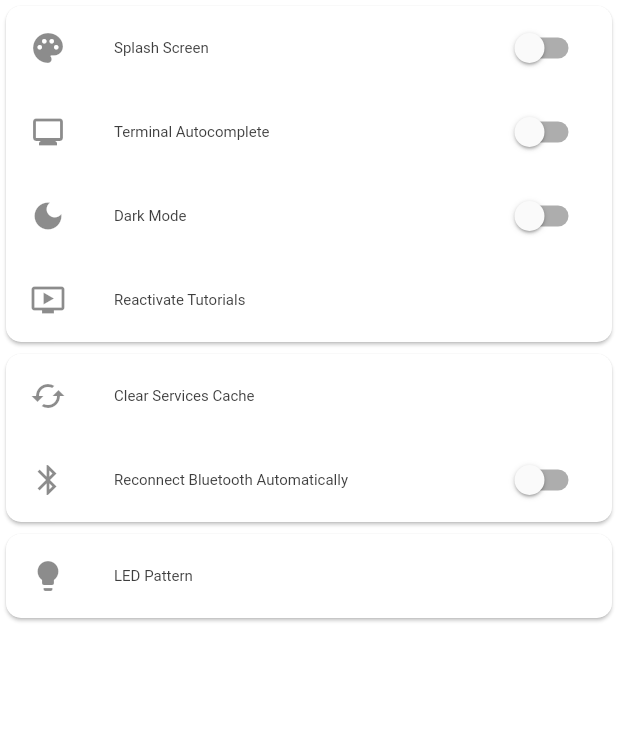
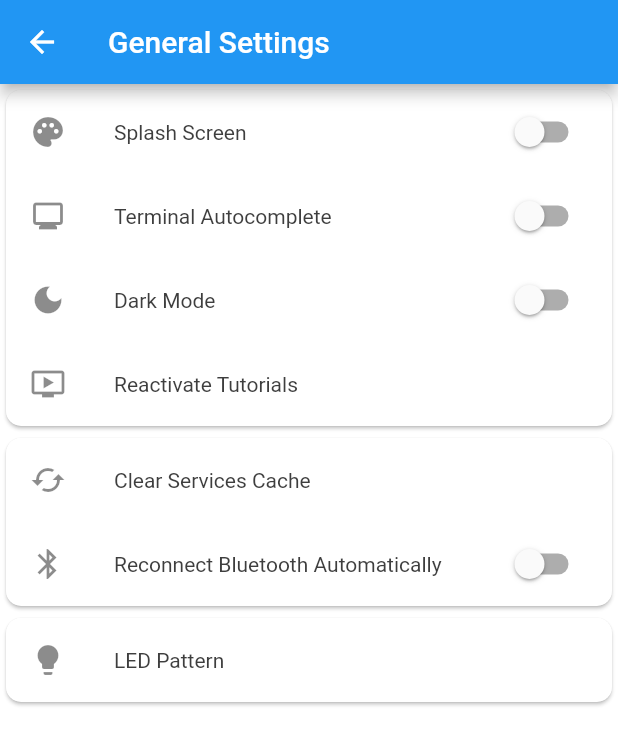
Before and after one commit to treehouses/flutter-ble-terminal, a Flutter app: the screen it shows after launch, item 4 of the bottom bar chosen, after a tap on "General", on a phone screen of 412 x 824 dp. Shown: the top 745 px of the screen. Run offline on Flutter 3.47's test engine with Material 2 defaults, Android fonts, the phone set to English and light mode, and no system bars; our stand-ins replace flutter_blue, shared_preferences.

Commit message:
fixed theme data

```diff
--- a/lib/app/theme.dart
+++ b/lib/app/theme.dart
@@ -23,9 +23,9 @@ class CustomTheme {
     shadowColor: Colors.black,
     bottomSheetTheme: BottomSheetThemeData(backgroundColor: Colors.white),
     appBarTheme: AppBarTheme(
-      backgroundColor: Colors.white,
+      backgroundColor: Colors.blue,
       iconTheme: IconThemeData(
-        color: Colors.blue,
+        color: Colors.white,
       ),
       brightness: Brightness.light,
       systemOverlayStyle: SystemUiOverlayStyle.light,
@@ -54,12 +54,12 @@ class CustomTheme {
         fontSize: 14,
         fontWeight: FontWeight.w300,
       ),
-      caption: TextStyle(color: lightTextColor, fontSize: 8),
+      caption: TextStyle(color: lightTextColor, fontSize: 14),
       subtitle2: TextStyle(color: lightTextColor, fontSize: 12),
-      subtitle1: TextStyle(color: lightTextColor, fontSize: 10),
+      subtitle1: TextStyle(color: lightTextColor, fontSize: 14),
       button: TextStyle(color: lightTextColor, fontSize: 12),
-      bodyText1: TextStyle(fontSize: 12, color: lightTextColor),
-      bodyText2: TextStyle(fontSize: 10, color: lightTextColor),
+      bodyText1: TextStyle(fontSize: 14, color: lightTextColor),
+      bodyText2: TextStyle(fontSize: 12, color: lightTextColor),
     ),
   );
 
--- a/lib/main.dart
+++ b/lib/main.dart
@@ -22,10 +22,9 @@ class FlutterBlueApp extends StatelessWidget {
   @override
   Widget build(BuildContext context) {
     return MaterialApp(
-      theme: CustomTheme.lightTheme(
-      ),
-      darkTheme: CustomTheme.darkTheme(
-      ),
+      theme: CustomTheme.lightTheme(),
+      darkTheme: CustomTheme.darkTheme(),
+      themeMode: ThemeMode.light,
       home: StreamBuilder<BluetoothState>(
           stream: FlutterBlue.instance.state,
           initialData: BluetoothState.unknown,
--- a/lib/ui/settings/screen/general_settings_screen.dart
+++ b/lib/ui/settings/screen/general_settings_screen.dart
@@ -11,6 +11,7 @@ class _GeneralSettingsScreenState extends State<GeneralSettingsScreen> {
   Widget build(BuildContext context) {
     bool splashScreen = false, darkMode = false, terminalAutoComplete = false, bluetooth = false;
     return Scaffold(
+      appBar: AppBar(title: Text("General Settings"),),
         body: SingleChildScrollView(
             child: Column(
               crossAxisAlignment: CrossAxisAlignment.start,
```
